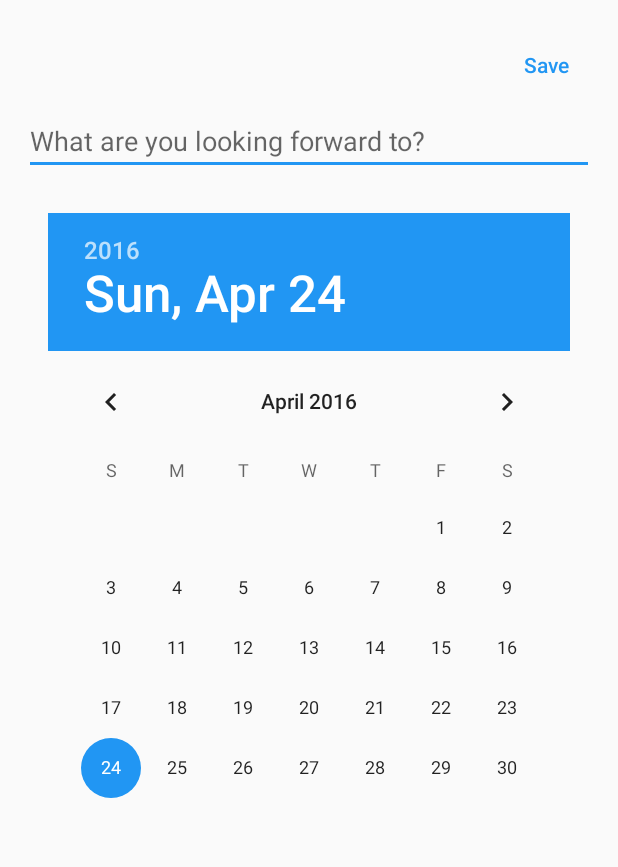
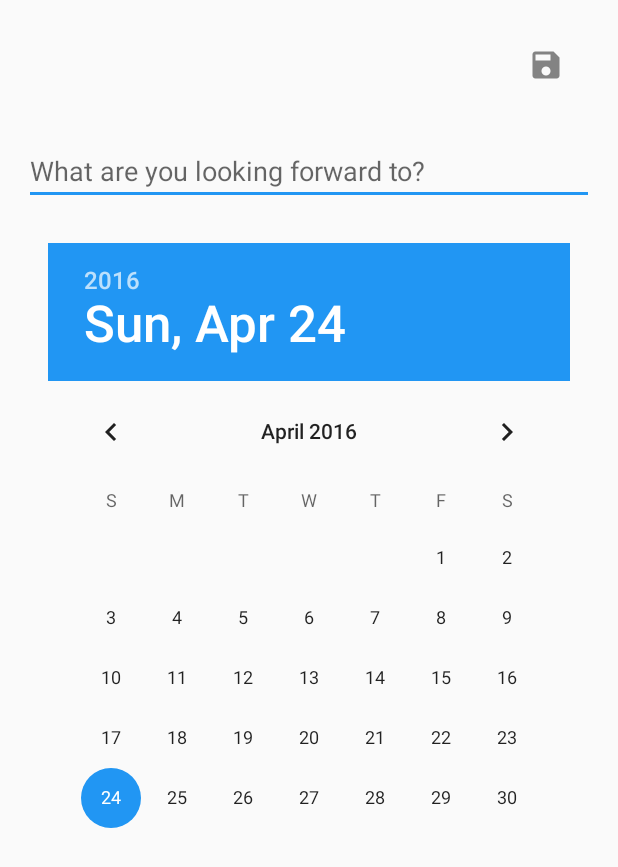
Before and after one commit to fadelakin/days-before, an Android app: the NewDayActivity screen opened directly, with no data from a screen before it, on a phone screen of 412 x 824 dp. Shown: the top 867 px of the screen. Run offline under Robolectric (Android 15) with nearby library versions, the phone set to English and light mode, and no system bars; our stand-ins replace ButterKnife; libraries missing offline, so code that uses them is left out: io.realm; 1 statement that could not run was skipped.

Commit message:
todos for later and minor reformats

```diff
--- a/app/src/main/java/com/fisheradelakin/daysbefore/DetailActivity.java
+++ b/app/src/main/java/com/fisheradelakin/daysbefore/DetailActivity.java
@@ -110,7 +110,7 @@ public class DetailActivity extends AppCompatActivity {
         int statusBarColor = Color.HSVToColor(hsv);
 
         // set status bar to a darker color of the background
-        if(Build.VERSION.SDK_INT >= Build.VERSION_CODES.LOLLIPOP) {
+        if (Build.VERSION.SDK_INT >= Build.VERSION_CODES.LOLLIPOP) {
             Window w = getWindow();
             w.addFlags(WindowManager.LayoutParams.FLAG_DRAWS_SYSTEM_BAR_BACKGROUNDS);
             w.clearFlags(WindowManager.LayoutParams.FLAG_TRANSLUCENT_STATUS);
@@ -125,7 +125,7 @@ public class DetailActivity extends AppCompatActivity {
         detailLayout.setDrawingCacheEnabled(true);
         mBitmap = detailLayout.getDrawingCache();
 
-        if(ContextCompat.checkSelfPermission(this, Manifest.permission.WRITE_EXTERNAL_STORAGE)
+        if (ContextCompat.checkSelfPermission(this, Manifest.permission.WRITE_EXTERNAL_STORAGE)
                 != PackageManager.PERMISSION_GRANTED) {
             requestWriteStoragePermission();
         } else {
@@ -167,7 +167,7 @@ public class DetailActivity extends AppCompatActivity {
     }
 
     private void requestWriteStoragePermission() {
-        if(ActivityCompat.shouldShowRequestPermissionRationale(this, Manifest.permission.WRITE_EXTERNAL_STORAGE)) {
+        if (ActivityCompat.shouldShowRequestPermissionRationale(this, Manifest.permission.WRITE_EXTERNAL_STORAGE)) {
             new StorageConfirmationDialog().show(getFragmentManager(), FRAGMENT_DIALOG);
         } else {
             ActivityCompat.requestPermissions(this, new String[]{Manifest.permission.WRITE_EXTERNAL_STORAGE},
--- a/app/src/main/java/com/fisheradelakin/daysbefore/MainActivity.java
+++ b/app/src/main/java/com/fisheradelakin/daysbefore/MainActivity.java
@@ -27,7 +27,8 @@ public class MainActivity extends AppCompatActivity {
     // TODO: > set the values of the updated day
     // TODO: > realm.commitTransaction();
     // TODO: update visual tings. fix cardview
-    // TODO: rework main ui. probably experiment with gridlayout? idk
+    // TODO: be able to delete date
+    // TODO: add about page
 
     @Bind(R.id.fab) FloatingActionButton fab;
     @Bind(R.id.toolbar) Toolbar toolbar;
--- a/app/src/main/java/com/fisheradelakin/daysbefore/NewDayActivity.java
+++ b/app/src/main/java/com/fisheradelakin/daysbefore/NewDayActivity.java
@@ -30,6 +30,8 @@ import io.realm.Realm;
 public class NewDayActivity extends AppCompatActivity {
 
     // TODO: Clean up UI
+    // TODO: check for occasion before saving something
+    // TODO: > so title cannot be empty
 
     @Bind(R.id.occasion_edit) EditText occasion;
     @Bind(R.id.datePicker) DatePicker mDatePicker;
--- a/app/src/main/res/layout/activity_main.xml
+++ b/app/src/main/res/layout/activity_main.xml
@@ -30,6 +30,6 @@
         android:layout_height="wrap_content"
         android:layout_gravity="bottom|end"
         android:layout_margin="@dimen/fab_margin"
-        android:src="@android:drawable/ic_dialog_email"/>
+        android:src="@drawable/ic_add_big"/>
 
 </android.support.design.widget.CoordinatorLayout>
--- a/app/src/main/res/layout/activity_new_day.xml
+++ b/app/src/main/res/layout/activity_new_day.xml
@@ -1,7 +1,6 @@
 <?xml version="1.0" encoding="utf-8"?>
 <android.support.design.widget.CoordinatorLayout
     xmlns:android="http://schemas.android.com/apk/res/android"
-    xmlns:app="http://schemas.android.com/apk/res-auto"
     xmlns:tools="http://schemas.android.com/tools"
     android:layout_width="match_parent"
     android:layout_height="match_parent"
--- a/app/src/main/res/layout/content_new_day.xml
+++ b/app/src/main/res/layout/content_new_day.xml
@@ -1,5 +1,6 @@
 <?xml version="1.0" encoding="utf-8"?>
 <RelativeLayout
+    android:id="@+id/new_layout"
     xmlns:android="http://schemas.android.com/apk/res/android"
     xmlns:app="http://schemas.android.com/apk/res-auto"
     xmlns:tools="http://schemas.android.com/tools"
@@ -11,37 +12,38 @@
     android:paddingTop="@dimen/activity_vertical_margin"
     app:layout_behavior="@string/appbar_scrolling_view_behavior"
     tools:context="com.fisheradelakin.daysbefore.NewDayActivity"
-    tools:showIn="@layout/activity_new_day"
-    android:id="@+id/new_layout">
+    tools:showIn="@layout/activity_new_day">
 
-    <EditText android:layout_width="match_parent"
+    <EditText android:id="@+id/occasion_edit"
+              android:layout_width="match_parent"
               android:layout_height="wrap_content"
-              android:id="@+id/occasion_edit"
+              android:layout_centerHorizontal="true"
+              android:layout_marginTop="75dp"
               android:hint="@string/occasion_hint"
-              android:textColor="@color/colorPrimaryText"
-              android:layout_centerHorizontal="true"
-              android:layout_marginTop="55dp"/>
+              android:textColor="@color/colorPrimaryText"/>
 
     <DatePicker
+        android:id="@+id/datePicker"
         android:layout_width="wrap_content"
         android:layout_height="wrap_content"
-        android:id="@+id/datePicker"
         android:layout_below="@+id/occasion_edit"
         android:layout_centerHorizontal="true"
-        android:headerBackground="@color/colorPrimary"
-        android:layout_marginTop="25dp"/>
+        android:layout_marginTop="25dp"
+        android:headerBackground="@color/colorPrimary"/>
 
-    <Button
+    <ImageButton
+        android:id="@+id/save_button"
+        style="?attr/buttonBarButtonStyle"
         android:layout_width="wrap_content"
         android:layout_height="wrap_content"
+        android:layout_alignParentEnd="true"
+        android:layout_alignParentRight="true"
+        android:layout_alignParentTop="true"
+        android:background="@android:color/transparent"
+        android:contentDescription="@string/save_content_desc"
+        android:src="@drawable/ic_save"
         android:text="@string/save"
-        android:id="@+id/save_button"
-        android:layout_alignParentTop="true"
-        android:layout_alignParentRight="true"
-        android:layout_alignParentEnd="true"
-        android:background="@android:color/transparent"
         android:textAllCaps="false"
-        android:textColor="@color/colorPrimary"
-        style="?attr/buttonBarButtonStyle"/>
+        android:textColor="@color/colorPrimary"/>
 
 </RelativeLayout>
--- a/app/src/main/res/values/strings.xml
+++ b/app/src/main/res/values/strings.xml
@@ -11,4 +11,5 @@
     <string name="write_permission">This app needs to be able to save screenshots on your device for
         sharing.
     </string>
+    <string name="save_content_desc">Save button</string>
 </resources>
```
Also changed, not shown: app/src/main/res/drawable-hdpi/ic_add_big.png (added), app/src/main/res/drawable-hdpi/ic_save.png (added), app/src/main/res/drawable-mdpi/ic_add_big.png (added), app/src/main/res/drawable-mdpi/ic_save.png (added), app/src/main/res/drawable-xhdpi/ic_add_big.png (added), app/src/main/res/drawable-xhdpi/ic_save.png (added), app/src/main/res/drawable-xxhdpi/ic_add_big.png (added), app/src/main/res/drawable-xxhdpi/ic_save.png (added).
